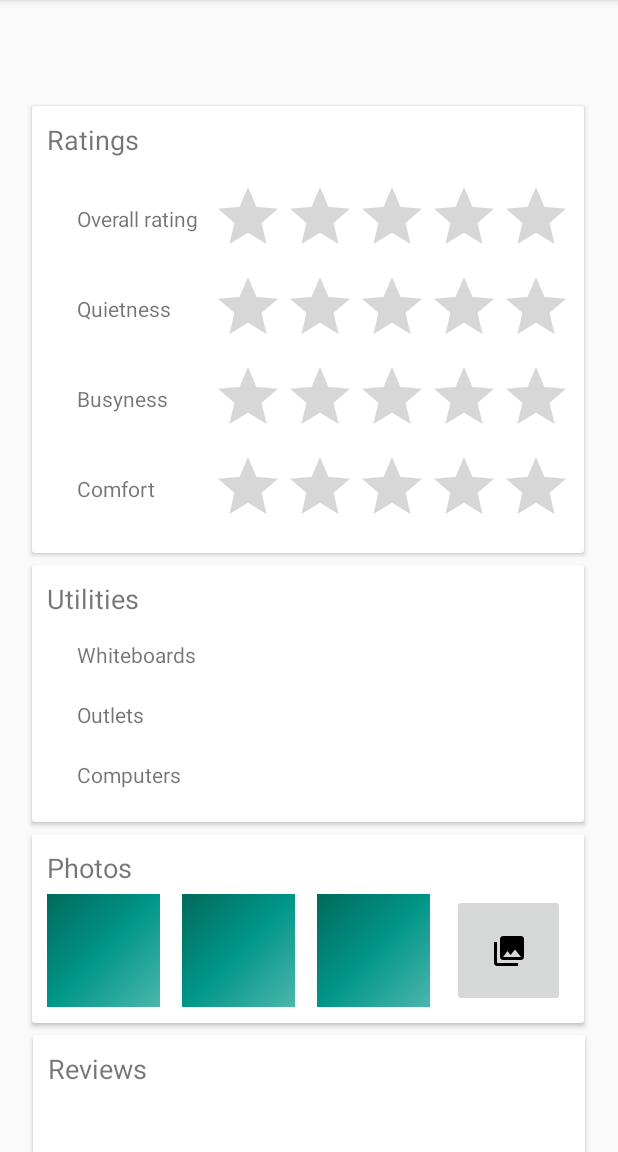
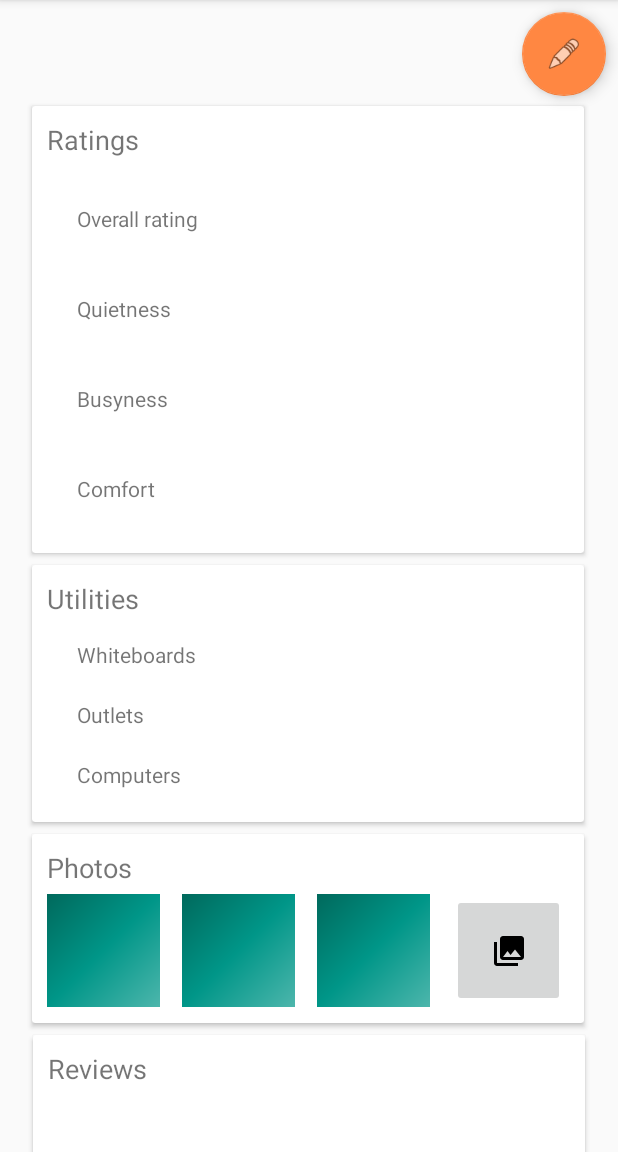
Before and after one commit to SpacesAppSoftwareEngineeringTeam/Spaces, an Android app: the SpacePageActivity screen opened directly, with no data from a screen before it, on a phone screen of 412 x 824 dp, the part 84-1236 px from its top. Run offline under Robolectric (Android 15) with nearby library versions, the phone set to English and light mode, and no system bars; our stand-ins replace Firebase (no records; nobody signed in at launch, a user with empty details on screens opened directly); libraries missing offline, so code that uses them is left out: com.karumi.dexter, com.leinardi.android.

Commit message:
Added review button to individual space page

```diff
--- /dev/null
+++ b/app/src/main/java/com/example/spaces/spaces/GalleryActivity.java
@@ -0,0 +1,40 @@
+package com.example.spaces.spaces;
+
+import android.os.Bundle;
+import android.support.design.widget.FloatingActionButton;
+import android.util.Log;
+import android.view.View;
+
+import com.example.spaces.spaces.models.StudyLocation;
+import com.google.firebase.database.DataSnapshot;
+import com.google.firebase.database.DatabaseError;
+import com.google.firebase.database.DatabaseReference;
+import com.google.firebase.database.FirebaseDatabase;
+import com.google.firebase.database.ValueEventListener;
+import com.google.firebase.storage.FirebaseStorage;
+import com.google.firebase.storage.StorageReference;
+
+public class GalleryActivity extends BaseActivity {
+    private static final String TAG = "Spaces#SpaceGalleryAct";
+
+    // [START declare_storage_ref]
+    private StorageReference mStorageRef;
+    // [END declare_storage_ref]
+    // [START declare_database_ref]
+    private DatabaseReference mDatabase;
+    // [END declare_database_ref]
+
+    private String locationName;
+
+
+    // General constructor
+    public GalleryActivity() {
+        super();
+    }
+
+    @Override
+    protected void onCreate(Bundle savedInstanceState) {
+        super.onCreate(savedInstanceState);
+    }
+
+}
--- a/app/src/main/java/com/example/spaces/spaces/SpacePageActivity.java
+++ b/app/src/main/java/com/example/spaces/spaces/SpacePageActivity.java
@@ -1,5 +1,6 @@
 package com.example.spaces.spaces;
 
+import android.content.Intent;
 import android.graphics.Bitmap;
 import android.net.Uri;
 import android.os.Bundle;
@@ -13,6 +14,9 @@ import com.google.firebase.database.FirebaseDatabase;
 import com.google.firebase.database.ValueEventListener;
 import com.google.firebase.storage.FirebaseStorage;
 import com.google.firebase.storage.StorageReference;
+import com.leinardi.android.speeddial.SpeedDialActionItem;
+import com.leinardi.android.speeddial.SpeedDialOverlayLayout;
+import com.leinardi.android.speeddial.SpeedDialView;
 
 import android.support.v7.widget.RecyclerView;
 import android.view.LayoutInflater;
@@ -25,6 +29,7 @@ import android.widget.ImageButton;
 import android.widget.RatingBar;
 import android.graphics.Color;
 import android.widget.Toast;
+import android.support.design.widget.FloatingActionButton;
 
 /**
  * Created by Matt on 4/11/2018.
@@ -63,10 +68,6 @@ public class SpacePageActivity extends BaseActivity {
     private TextView quietnessValue;
     private TextView busynessValue;
     private TextView comfortValue;
-    private RatingBar overallStars;
-    private RatingBar quietnessStars;
-    private RatingBar busynessStars;
-    private RatingBar comfortStars;
     // [START declare_storage_ref]
     private StorageReference mStorageRef;
     // [END declare_storage_ref]
@@ -117,6 +118,28 @@ public class SpacePageActivity extends BaseActivity {
             }
         });
 
+        // Setup a Floating Action Button to launch add review activity (based on MainActivity implementation)
+        FloatingActionButton fab = findViewById(R.id.fab);
+
+        fab.setOnClickListener(new View.OnClickListener() {
+            @Override
+            public void onClick(View view) {
+                Intent i = new Intent(view.getContext(), ReviewActivity.class);
+                // open the add review page for the location specified
+                view.getContext().startActivity(
+                        i.putExtra("name", locationName)
+                );
+            }
+        });
+
+        // Setup "see more photos" button
+        seeMorePhotos.setOnClickListener(new View.OnClickListener() {
+            @Override
+            public void onClick(View view) {
+                start(GalleryActivity.class);
+            }
+        });
+
     }
 
     private void specifyViewInfo(StudyLocation location) {
@@ -125,10 +148,6 @@ public class SpacePageActivity extends BaseActivity {
         quietnessValue.setText(Double.toString(location.getQuietnessAvg()));
         busynessValue.setText(Double.toString(location.getBusynessAvg()));
         comfortValue.setText(Double.toString(location.getComfortAvg()));
-        overallStars.setNumStars((int)location.getOverallReviewAvg());
-        quietnessStars.setNumStars((int)location.getQuietnessAvg());
-        busynessStars.setNumStars((int)location.getBusynessAvg());
-        comfortStars.setNumStars((int)location.getComfortAvg());
     }
 
     private void setViews() {
@@ -151,10 +170,6 @@ public class SpacePageActivity extends BaseActivity {
         quietnessValue = findViewById(R.id.quietnessValue);
         busynessValue = findViewById(R.id.busynessValue);
         comfortValue = findViewById(R.id.comfortValue);
-        overallStars = findViewById(R.id.overallStars);
-        quietnessStars = findViewById(R.id.quietnessStars);
-        busynessStars = findViewById(R.id.busynessStars);
-        comfortStars = findViewById(R.id.comfortStars);
     }
 
 }
--- /dev/null
+++ b/app/src/main/res/layout/gallery_page.xml
@@ -0,0 +1,6 @@
+<?xml version="1.0" encoding="utf-8"?>
+<android.support.constraint.ConstraintLayout
+    xmlns:android="http://schemas.android.com/apk/res/android" android:layout_width="match_parent"
+    android:layout_height="match_parent">
+
+</android.support.constraint.ConstraintLayout>
--- a/app/src/main/res/layout/space_page.xml
+++ b/app/src/main/res/layout/space_page.xml
@@ -1,6 +1,8 @@
 <?xml version="1.0" encoding="utf-8"?>
 
 <android.support.v4.widget.NestedScrollView xmlns:android="http://schemas.android.com/apk/res/android"
+    xmlns:app="http://schemas.android.com/apk/res-auto"
+    xmlns:tools="http://schemas.android.com/tools"
     android:layout_width="match_parent"
     android:layout_height="match_parent">
 
@@ -11,13 +13,15 @@
 
         <TextView
             android:id="@+id/spaceName"
-            android:layout_width="344dp"
+            android:layout_width="304dp"
             android:layout_height="46dp"
             android:layout_marginEnd="8dp"
+            android:layout_marginRight="8dp"
             android:layout_marginStart="8dp"
             android:layout_marginTop="8dp"
             android:textSize="30sp"
-            app:layout_constraintEnd_toEndOf="parent"
+            app:layout_constraintEnd_toStartOf="@+id/fab"
+            app:layout_constraintHorizontal_bias="0.0"
             app:layout_constraintStart_toStartOf="parent"
             app:layout_constraintTop_toTopOf="parent" />
 
@@ -165,59 +169,29 @@
                 android:id="@+id/overallValue"
                 android:layout_width="wrap_content"
                 android:layout_height="wrap_content"
-                android:layout_marginLeft="300dp"
-                android:layout_marginTop="50dp" />
+                android:layout_marginLeft="200dp"
+                android:layout_marginTop="65dp" />
 
             <TextView
                 android:id="@+id/quietnessValue"
                 android:layout_width="wrap_content"
                 android:layout_height="wrap_content"
-                android:layout_marginLeft="300dp"
-                android:layout_marginTop="50dp" />
+                android:layout_marginLeft="200dp"
+                android:layout_marginTop="125dp" />
 
             <TextView
                 android:id="@+id/busynessValue"
                 android:layout_width="wrap_content"
                 android:layout_height="wrap_content"
-                android:layout_marginLeft="300dp"
-                android:layout_marginTop="50dp" />
+                android:layout_marginLeft="200dp"
+                android:layout_marginTop="185dp" />
 
             <TextView
                 android:id="@+id/comfortValue"
                 android:layout_width="wrap_content"
                 android:layout_height="wrap_content"
-                android:layout_marginLeft="300dp"
-                android:layout_marginTop="50dp" />
-
-            <RatingBar
-                android:id="@+id/overallStars"
-                android:layout_width="239dp"
-                android:layout_height="wrap_content"
-                android:layout_marginLeft="120dp"
-                android:layout_marginTop="50dp"
-                android:clickable="false"
-                android:numStars="4" />
-
-            <RatingBar
-                android:id="@+id/quietnessStars"
-                android:layout_width="wrap_content"
-                android:layout_height="wrap_content"
-                android:layout_marginLeft="120dp"
-                android:layout_marginTop="110dp" />
-
-            <RatingBar
-                android:id="@+id/busynessStars"
-                android:layout_width="wrap_content"
-                android:layout_height="wrap_content"
-                android:layout_marginLeft="120dp"
-                android:layout_marginTop="170dp" />
-
-            <RatingBar
-                android:id="@+id/comfortStars"
-                android:layout_width="wrap_content"
-                android:layout_height="wrap_content"
-                android:layout_marginLeft="120dp"
-                android:layout_marginTop="230dp" />
+                android:layout_marginLeft="200dp"
+                android:layout_marginTop="245dp" />
 
         </android.support.v7.widget.CardView>
 
@@ -271,6 +245,18 @@
 
         </android.support.v7.widget.CardView>
 
+        <android.support.design.widget.FloatingActionButton
+            android:id="@+id/fab"
+            android:layout_width="wrap_content"
+            android:layout_height="wrap_content"
+            android:layout_marginEnd="8dp"
+            android:layout_marginRight="8dp"
+            android:layout_marginTop="8dp"
+            android:clickable="true"
+            app:layout_constraintEnd_toEndOf="parent"
+            app:layout_constraintTop_toTopOf="parent"
+            app:srcCompat="@android:drawable/ic_menu_edit" />
+
     </android.support.constraint.ConstraintLayout>
 
 </android.support.v4.widget.NestedScrollView>
```
